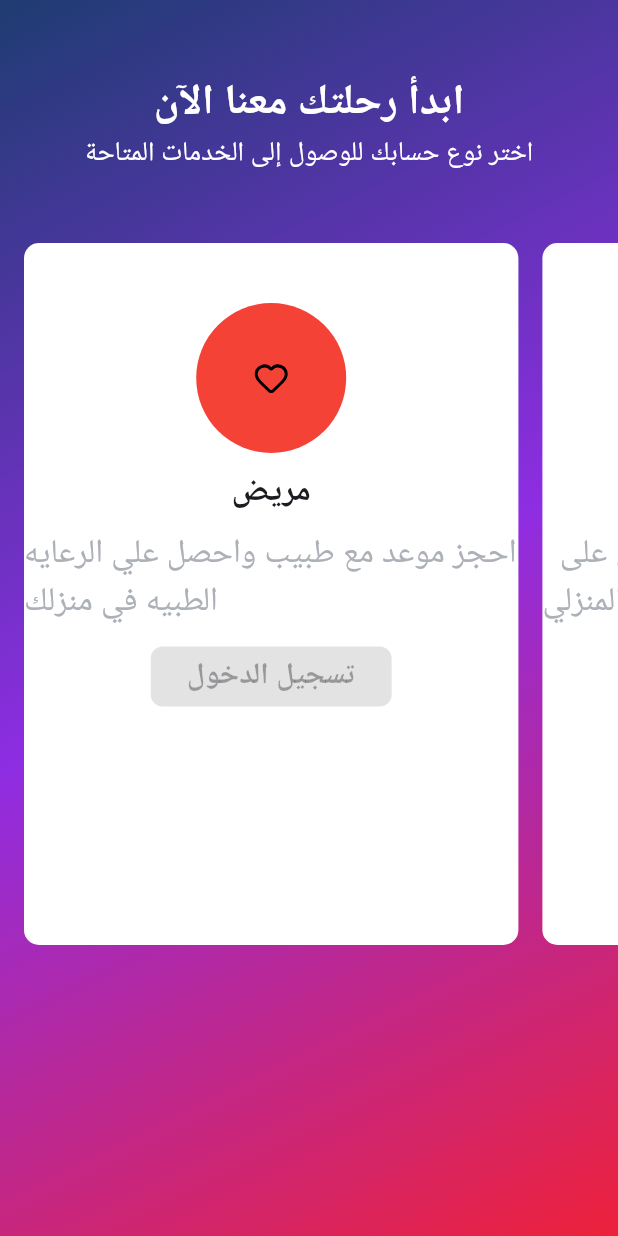
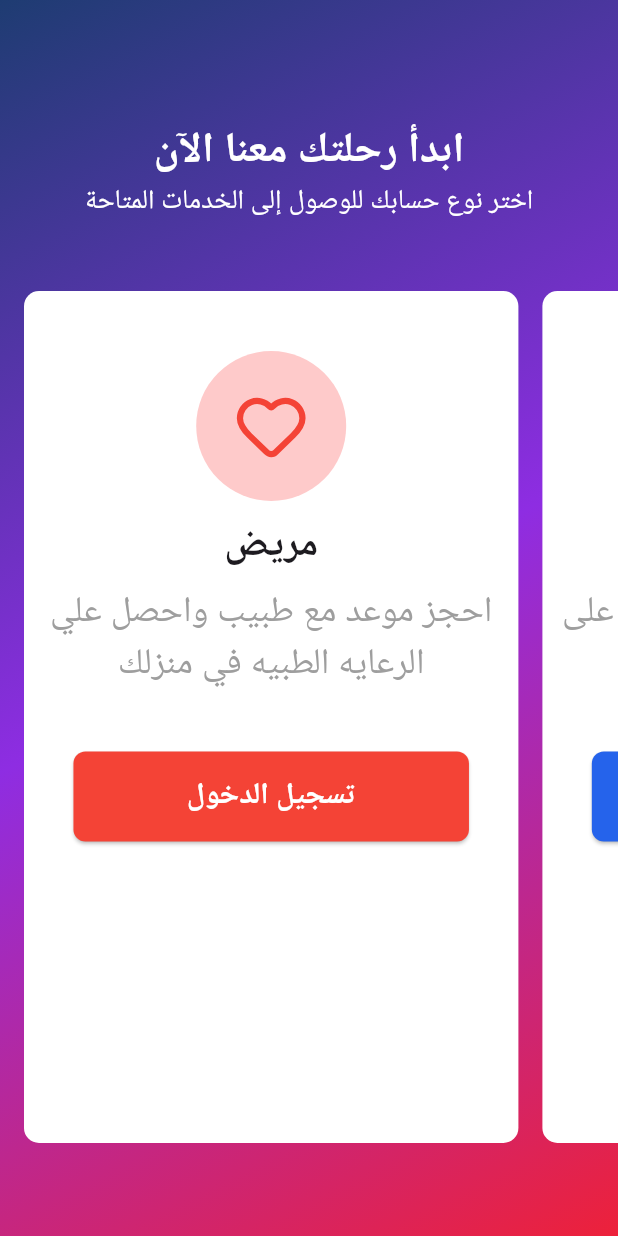
Before and after one commit to mohamedmagdi-dev/heart-emergency-, a Flutter app: the LoginScreen screen opened by its route, on a phone screen of 412 x 824 dp. Run offline on Flutter 3.47's test engine with Material 3 defaults, Android fonts, the phone set to English and light mode, and no system bars; our stand-ins replace flutter_screenutil, flutter_svg, go_router.

```diff
--- a/lib/core/constants/app_colors.dart
+++ b/lib/core/constants/app_colors.dart
@@ -4,7 +4,8 @@
   static const circleAvatarColor1=Color(0xfffecaca);
   static const circleAvatarColor2=Color(0xffDBEAFE);
   static const circleAvatarColor3=Color(0xffF3E8FF);
-  static const CircleAvatarIconColor4=Color(0xff8427D6);
+  static const circleAvatarIconColor4=Color(0xff8427D6);
+
   static const textContainerColor=Color(0xffacb0b7);
   static const containerButtonColor=Color(0xffed4141);
   static const containerButtonColor2=Color(0xff2563EB);
--- a/lib/features/common/screens/landing_page.dart
+++ b/lib/features/common/screens/landing_page.dart
@@ -112,7 +112,7 @@
                   TextButton(
                     onPressed: () {
                       if (_currentPage == 5) {
-                        context.go('/doctor/login');
+                        context.go('/login');
                         return;
                       }
                       setState(() {
--- a/lib/features/common/screens/login_page.dart
+++ b/lib/features/common/screens/login_page.dart
@@ -1,21 +1,9 @@
-// import 'package:flutter/material.dart';
-//
-// class LoginScreen extends StatelessWidget {
-//   const LoginScreen({super.key});
-//
-//   @override
-//   Widget build(BuildContext context) {
-//     return Scaffold(
-//       appBar: AppBar(title: const Text('Test Dashboard')),
-//       body: const Center(child: Text('Test Dashboard')),
-//     );
-//   }
-// }
-
 import 'package:flutter/material.dart';
+import 'package:go_router/go_router.dart';
 import 'package:heart_emergency/core/constants/app_strings.dart';
 
 import '../../../core/constants/app_colors.dart';
+import '../../doctor/screens/doctor_registration.dart';
 import '../widgets/custom_container.dart';
 
 class LoginScreen extends StatelessWidget {
@@ -25,7 +13,7 @@
   Widget build(BuildContext context) {
     final screenWidth = MediaQuery.of(context).size.width;
     return Scaffold(
-
+      backgroundColor: Colors.red,
       body: Container(
           width: double.infinity,
           height: double.infinity,
@@ -40,9 +28,10 @@
               ],
             ),
           ),
+
         child: Column(
           children: [
-            const SizedBox(height:48 ),
+            const SizedBox(height: 80),
             Text(
               "ابدأ رحلتك معنا الآن",
               style: TextStyle(
@@ -60,35 +49,88 @@
               ),
             ),
             const SizedBox(height: 30),
-            //           Row(
-            //             children: [
-            // CustomContainer(),
-            //             ],
-            //           )
+
             SizedBox(
-              height: 500,
+              height: 600,
               child: ListView(
                 scrollDirection: Axis.horizontal,
                 padding: const EdgeInsets.all(16),
                 children: [
                   CustomContainer(
+                    circleAvatarIconColor: AppColor.circleAvatarColor1,
+                    buttonColor: Colors.red,
+                    title: "مريض",
+                    description:
+                        "احجز موعد مع طبيب واحصل علي الرعايه الطبيه في منزلك",
+                    image: "assets/images/heart.svg",
+                    width: screenWidth * 0.8,
+                    height: 480,
+                    buttonText: AppStrings.loginText,
+                    iconColor:Colors.red,
+                    onPressed: () {
+                      GoRouter.of(context).go('/patient/login');
+                    },
 
-                    title: "مريض",
-                    description: "احجز موعد مع طبيب واحصل علي الرعايه الطبيه في منزلك",
-                 image: "assets/images/heart.svg",
-                      width: screenWidth * 0.8, height: 480, buttonText: AppStrings.loginText, iconColor:Colors.red,
                   ),
                   const SizedBox(width: 16),
                   CustomContainer(
+                    circleAvatarIconColor:AppColor.circleAvatarColor2,
+                    buttonColor: Colors.red,
+                    title: "طبيب",
+                    description:
+                    "انضم إلى شبكة الأطباء واحصل على طلبات العلاج المنزلي",
                     image: "assets/images/stethoscope.svg",
+                    width: screenWidth * 0.8,
+                    height: 480,
+                    buttonText: AppStrings.loginText,
+                    iconColor:AppColor.containerButtonColor2,
+                    onPressed: () {
+                      Navigator.push(context, MaterialPageRoute(builder: (context) => DoctorLoginPage(),));
+                    },
 
-                      width: screenWidth * 0.8, height: 480, title: 'طبيب', description: '  انضم إلى شبكة الأطباء واحصل على طلبات العلاج المنزلي', buttonText:AppStrings.loginText, iconColor:AppColor.containerButtonColor2,
                   ),
                   const SizedBox(width: 16),
                   CustomContainer(
+                    circleAvatarIconColor:AppColor.circleAvatarColor3,
+                    buttonColor: Colors.red,
+                    title: "مدير",
+                    description:
+                    "إدارة النظام والأطباء ومراقبة جميع العمليات",
+                    image: "assets/images/shield.svg",
+                    width: screenWidth * 0.8,
+                    height: 480,
+                    buttonText:"لوحة التحكم",
+                    iconColor:AppColor.containerButtonColor3,
+                    onPressed: () {
+                      GoRouter.of(context).go('/login');
+                    },
 
-                      width: screenWidth * 0.8, height: 480, title: '', description: 'إدارة النظام والأطباء ومراقبة جميع العمليات ', buttonText: '', iconColor:AppColor.containerButtonColor3 ,
                   ),
+                  // CustomContainer(
+                  //   buttonColor: ,
+                  //   onPressed: () {
+                  //     context.go('/patient/login');
+                  //   },
+                  //   image: "assets/images/stethoscope.svg",
+                  //
+                  //   width: screenWidth * 0.8,
+                  //   height: 480,
+                  //   title: 'طبيب',
+                  //   description:
+                  //       '  انضم إلى شبكة الأطباء واحصل على طلبات العلاج المنزلي',
+                  //   buttonText: AppStrings.loginText,
+                  //   iconColor: AppColor.containerButtonColor2,
+                  // ),
+                  // const SizedBox(width: 16),
+                  // CustomContainer(
+                  //   image: "assets/images/shield.svg",
+                  //   width: screenWidth * 0.8,
+                  //   height: 480,
+                  //   title: '',
+                  //   description: 'إدارة النظام والأطباء ومراقبة جميع العمليات ',
+                  //   buttonText: '',
+                  //   iconColor: AppColor.containerButtonColor3,
+                  // ),
                 ],
               ),
             ),
--- a/lib/features/common/widgets/custom_container.dart
+++ b/lib/features/common/widgets/custom_container.dart
@@ -2,7 +2,7 @@
 import 'package:flutter_svg/flutter_svg.dart';
 
 import '../../../core/constants/app_colors.dart';
-
+import 'package:flutter_screenutil/flutter_screenutil.dart';
 class CustomContainer extends StatelessWidget {
  const  CustomContainer({
     super.key,
@@ -12,7 +12,8 @@
     required this.title,
     required this.description,
     required this.buttonText,
-    required this.iconColor, this.onPressed,
+    required this.iconColor,
+   this.onPressed, required this.buttonColor, required this.circleAvatarIconColor,
 
   });
   final double width;
@@ -22,6 +23,8 @@
 
   final String description;
   final String buttonText;
+  final Color circleAvatarIconColor;
+  final Color buttonColor;
   final Color iconColor;
   final void Function()? onPressed;
   @override
@@ -34,31 +37,45 @@
         borderRadius: BorderRadius.circular(10),
       ),
       child: Column(
+        mainAxisAlignment: MainAxisAlignment.start,
+
         children: [
           const SizedBox(height: 40),
           CircleAvatar(
             radius: 50,
-            backgroundColor: iconColor,
-            child:SvgPicture.asset(image!),
+            backgroundColor: circleAvatarIconColor,
+            child: image != null
+                ? SvgPicture.asset(
+              image!,
+              color: iconColor, // Apply the iconColor
+              width: 50,
+              height: 50,
+            )
+                : null,
           ),
           const SizedBox(height: 10),
           Text(
             title,
-            style: TextStyle(fontSize: 22, fontWeight: FontWeight.w600),
+            textAlign:TextAlign.end,
+            style: TextStyle(fontSize: 26, fontWeight: FontWeight.w800,
+
+            ),
           ),
           const SizedBox(height: 10),
           Text(
             description,
+            textAlign:TextAlign.center,
             style: TextStyle(
-              fontSize: 22,
+              fontSize: 24,
               fontWeight: FontWeight.w500,
-              color: AppColor.textContainerColor,
+              color: Colors.grey,
             ),
           ),
-          const SizedBox(height: 10),
+          const SizedBox(height: 40),
           ElevatedButton(
             onPressed: onPressed,
             style: ElevatedButton.styleFrom(
+              minimumSize: Size(width * 0.8, 60),
               backgroundColor:iconColor, // لون الخلفية
               foregroundColor: Colors.white, // لون النص
               shape: RoundedRectangleBorder(
--- a/lib/features/patient/screens/patient_login.dart
+++ b/lib/features/patient/screens/patient_login.dart
@@ -19,7 +19,7 @@
                   // Back to home button
                   GestureDetector(
                     onTap: () {
-                      context.pop();
+                      GoRouter.of(context).go('login');
                     },
                     child: Row(
                       mainAxisAlignment: MainAxisAlignment.center,
@@ -30,12 +30,17 @@
                           size: 30,
                         ),
                         const SizedBox(width: 4),
-                        Text(
-                          'العودة للرئيسية',
-                          style: TextStyle(
-                            color: Colors.red[600],
-                            fontSize: 18,
-                            fontFamily: 'janna',
+                        GestureDetector(
+                          onTap: () {
+                           Navigator.pop(context);
+                          },
+                          child: Text(
+                            'العودة للرئيسية',
+                            style: TextStyle(
+                              color: Colors.red[600],
+                              fontSize: 18,
+                              fontFamily: 'janna',
+                            ),
                           ),
                         ),
                       ],
--- a/lib/main.dart
+++ b/lib/main.dart
@@ -10,11 +10,14 @@
 
   @override
   Widget build(BuildContext context) {
-    return MaterialApp.router(
-      debugShowCheckedModeBanner: false,
-      title: 'من قلب الطوارئ',
-      routerConfig: appRouter,
-      theme: ThemeData.light(),
+    return Directionality(
+      textDirection: TextDirection.rtl,
+      child: MaterialApp.router(
+        debugShowCheckedModeBanner: false,
+        title: 'من قلب الطوارئ',
+        routerConfig: appRouter,
+        theme: ThemeData.light(),
+      ),
     );
   }
 }
```
Lines whose indentation alone changed are shown as unchanged.
